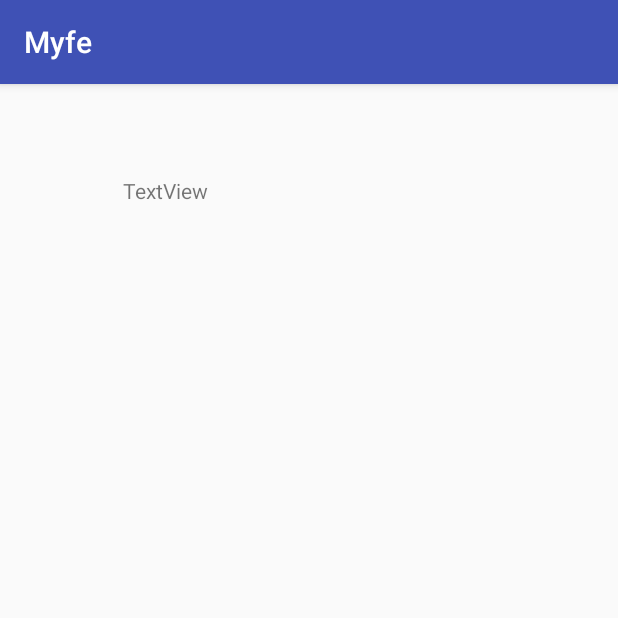
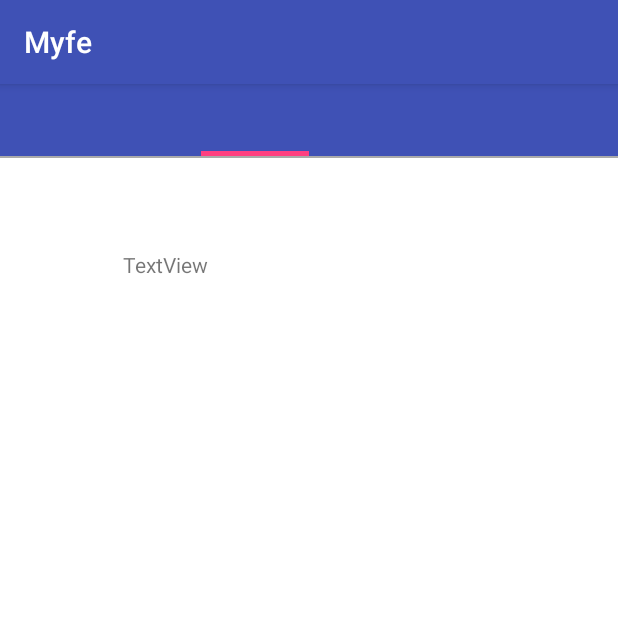
Before and after one commit to bradleyfowler123/gecko, an Android app: the fragment friendFragment shown on its own in the app's theme, on a phone screen of 412 x 824 dp, the top half of it. Run offline under Robolectric (Android 15) with nearby library versions, the phone set to English and light mode, and no system bars.

Commit message:
Working; small; -  friend sub tabs as viewpager added

```diff
--- a/app/src/main/java/com/auton/bradley/myfe/friendFragment.java
+++ b/app/src/main/java/com/auton/bradley/myfe/friendFragment.java
@@ -1,40 +1,97 @@
 package com.auton.bradley.myfe;
 
+import android.content.SharedPreferences;
 import android.os.Bundle;
+import android.support.annotation.Nullable;
+import android.support.design.widget.TabLayout;
 import android.support.v4.app.Fragment;
+import android.support.v4.app.FragmentManager;
+import android.support.v4.app.FragmentPagerAdapter;
 import android.support.v4.app.FragmentTabHost;
+import android.support.v4.view.ViewPager;
 import android.view.LayoutInflater;
 import android.view.View;
 import android.view.ViewGroup;
 
-                                // fragment that handles the friends tab
+import java.util.ArrayList;
+import java.util.List;
+
+// fragment that handles the friends tab
 public class friendFragment extends Fragment {
-private FragmentTabHost mTabHost;
-    public friendFragment() {        // Required empty public constructor
+    ViewPager viewPager_child;
+    TabLayout tabLayout_child;
+    View rootview;
+
+    @Nullable
+    @Override
+    public View onCreateView(LayoutInflater inflater, ViewGroup container, Bundle savedInstanceState) {
+        rootview = inflater.inflate(R.layout.fragment_friend, container, false);
+
+
+        viewPager_child = (ViewPager) rootview.findViewById(R.id.viewpager_child);
+        tabLayout_child = (TabLayout) rootview.findViewById(R.id.tabLayout_child);
+
+
+        setupViewpagerChild(viewPager_child);
+        tabLayout_child.post(new Runnable() {
+            @Override
+            public void run() {
+                tabLayout_child.setupWithViewPager(viewPager_child);
+            }
+        });
+
+        tabLayout_child.addOnTabSelectedListener(new TabLayout.OnTabSelectedListener() {
+            @Override
+            public void onTabSelected(TabLayout.Tab tab) {
+                viewPager_child.setCurrentItem(tab.getPosition());
+            }
+
+            @Override
+            public void onTabUnselected(TabLayout.Tab tab) {
+
+            }
+
+            @Override
+            public void onTabReselected(TabLayout.Tab tab) {
+
+            }
+        });
+        return rootview;
+    }
+
+    public void setupViewpagerChild(ViewPager viewPager_child) {
+        ViewPagerAdapter adapter = new ViewPagerAdapter(getChildFragmentManager());
+        adapter.addFragment(new ProfileAgendaTab(), "Agenda");
+        adapter.addFragment(new ProfilePhotosTab(), "Photos");
+        viewPager_child.setAdapter(adapter);
+    }
+}
+
+class ViewPagerAdapter extends FragmentPagerAdapter {
+    private final List<Fragment> mFragmentList = new ArrayList<>();
+    private final List<String> mFragmentTitleList = new ArrayList<>();
+
+    ViewPagerAdapter(FragmentManager manager) {
+        super(manager);
     }
 
     @Override
-    public void onCreate(Bundle savedInstanceState) {
-        super.onCreate(savedInstanceState);
+    public Fragment getItem(int position) {
+        return mFragmentList.get(position);
     }
 
     @Override
-    public View onCreateView(LayoutInflater inflater, ViewGroup container,
-                             Bundle savedInstanceState) {
-      //  View rootView = (View) inflater.inflate(R.layout.fragment_friend, container, false);
-        // Inflate the layout for this fragment
+    public int getCount() {
+        return mFragmentList.size();
+    }
 
-        mTabHost = new FragmentTabHost(getActivity());
-        mTabHost.setup(getActivity(), getChildFragmentManager(), R.layout.fragment_friend);
+    public void addFragment(Fragment fragment, String title) {
+        mFragmentList.add(fragment);
+        mFragmentTitleList.add(title);
+    }
 
-        mTabHost.addTab(mTabHost.newTabSpec("Tab1").setIndicator("Feed"),
-                ProfileAgendaTab.class, null);
-
-        mTabHost.addTab(mTabHost.newTabSpec("Tab2").setIndicator("Map"),
-                ProfilePhotosTab.class, null);
-
-        return mTabHost;
-
-
-         }
+    @Override
+    public CharSequence getPageTitle(int position) {
+        return null; //mFragmentTitleList.get(position);
+    }
 }
--- a/app/src/main/res/layout/fragment_friend.xml
+++ b/app/src/main/res/layout/fragment_friend.xml
@@ -1,9 +1,33 @@
-<FrameLayout xmlns:android="http://schemas.android.com/apk/res/android"
-    xmlns:tools="http://schemas.android.com/tools"
+<android.support.design.widget.AppBarLayout xmlns:android="http://schemas.android.com/apk/res/android"
+    xmlns:app="http://schemas.android.com/apk/res-auto"
     android:layout_width="match_parent"
-    android:layout_height="match_parent"
-    tools:context="com.auton.bradley.myfe.friendFragment"
-    android:orientation="vertical">
+    android:layout_height="match_parent">
 
+    <FrameLayout
+        android:layout_width="match_parent"
+        android:layout_height="wrap_content">
 
-</FrameLayout>
+        <android.support.design.widget.TabLayout
+            android:id="@+id/tabLayout_child"
+            style="@style/AppTheme"
+            android:layout_width="match_parent"
+            android:layout_height="wrap_content"
+            app:tabGravity="center"
+            app:tabIndicatorHeight="3dp"
+            app:tabMode="scrollable"
+            app:theme="@style/ThemeOverlay.AppCompat.Dark.ActionBar" />
+
+    </FrameLayout>
+
+    <View
+        android:layout_width="fill_parent"
+        android:layout_height="1dp"
+        android:background="@android:color/darker_gray"/>
+
+    <android.support.v4.view.ViewPager
+        android:id="@+id/viewpager_child"
+        android:layout_width="match_parent"
+        android:layout_height="wrap_content"
+        android:background="@android:color/white" />
+
+</android.support.design.widget.AppBarLayout>
```
